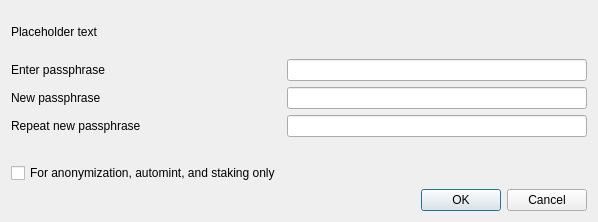
THETCR/core, file src/qt/forms/askpassphrasedialog.ui: the form before one commit.
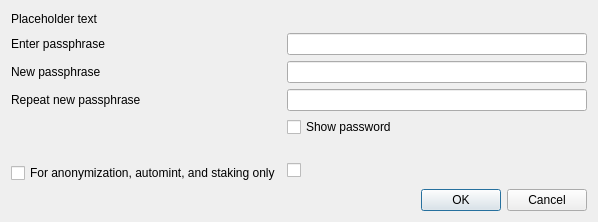
The form after the commit.

The edit to the form file:
```diff
--- a/src/qt/forms/askpassphrasedialog.ui
+++ b/src/qt/forms/askpassphrasedialog.ui
@@ -93,6 +93,13 @@
       </widget>
      </item>
      <item row="3" column="1">
+      <widget class="QCheckBox" name="toggleShowPasswordButton">
+       <property name="text">
+        <string>Show password</string>
+       </property>
+      </widget>
+     </item>
+     <item row="4" column="1">
       <widget class="QLabel" name="capsLabel">
        <property name="font">
         <font>
@@ -108,8 +115,8 @@
        </property>
       </widget>
      </item>
-     <item row="4" column="0">
-      <widget class="QCheckBox" name="anonymizationCheckBox">
+     <item row="5" column="0">
+      <widget class="QCheckBox" name="unlockForStakingOnlyLabel">
        <property name="enabled">
         <bool>true</bool>
        </property>
@@ -124,6 +131,9 @@
        </property>
       </widget>
      </item>
+     <item row="5" column="1">
+      <widget class="QCheckBox" name="unlockForStakingOnlyCheckBox"/>
+     </item>
     </layout>
    </item>
    <item>
```
